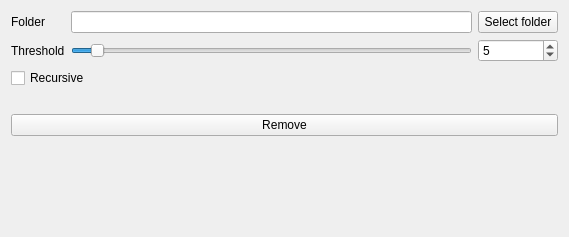
stereomatchingkiss/blogCodes2, file image_clean_up_tool/remove_duplicate_images.ui: the form before one commit.
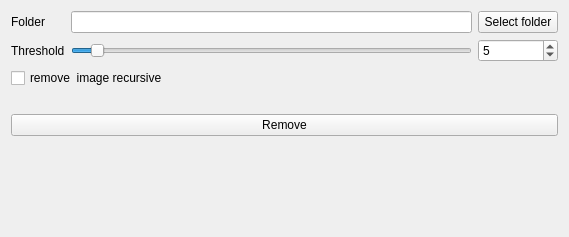
The form after the commit.

Patch:
```diff
--- a/image_clean_up_tool/remove_duplicate_images.ui
+++ b/image_clean_up_tool/remove_duplicate_images.ui
@@ -62,7 +62,7 @@
    <item>
     <widget class="QCheckBox" name="checkBoxRecursive">
      <property name="text">
-      <string>Recursive</string>
+      <string>remove  image recursive</string>
      </property>
     </widget>
    </item>
```
